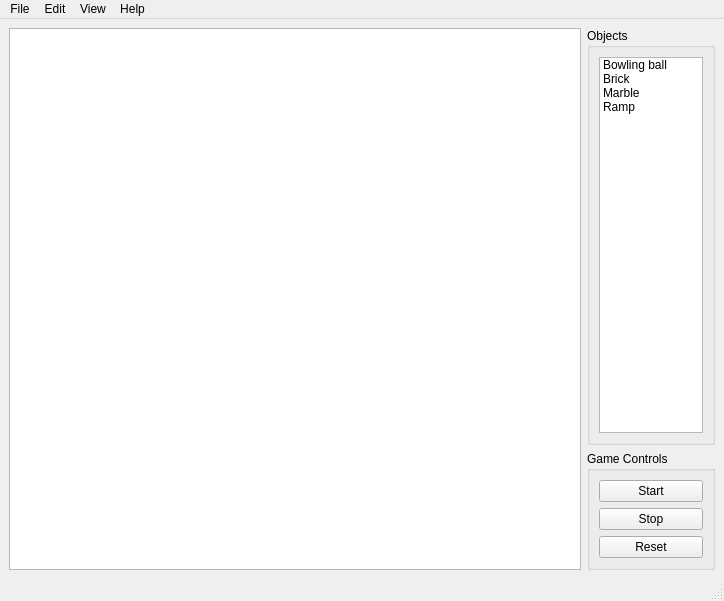
This is src/view/MainWindow.ui in the-butterfly-effect/tbe as Qt 5 draws it before an edit. The edited form follows.
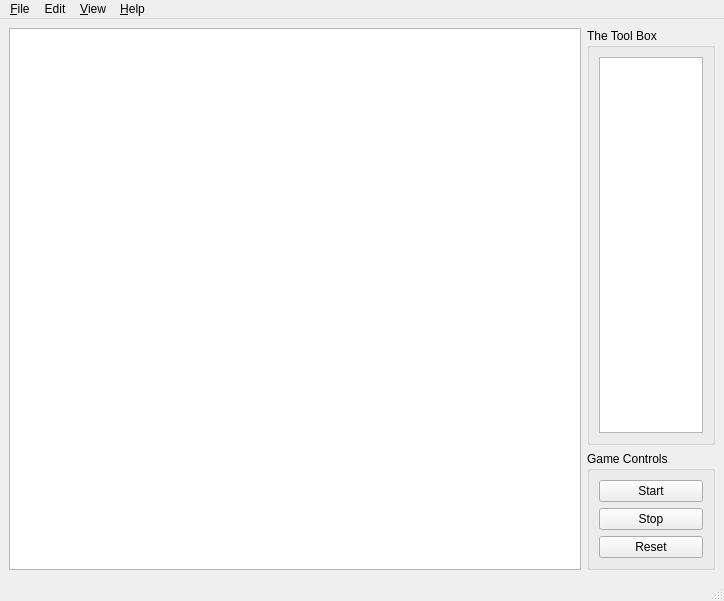
This is the edited form.

Commit message: mainwindow menu actions File>Quit and Help>About now work.

```diff
--- a/src/view/MainWindow.ui
+++ b/src/view/MainWindow.ui
@@ -37,7 +37,7 @@
        </size>
       </property>
       <property name="title">
-       <string>Objects</string>
+       <string>The Tool Box</string>
       </property>
       <layout class="QVBoxLayout" name="verticalLayout">
        <item>
@@ -54,26 +54,6 @@
            <height>16777215</height>
           </size>
          </property>
-         <item>
-          <property name="text">
-           <string>Bowling ball</string>
-          </property>
-         </item>
-         <item>
-          <property name="text">
-           <string>Brick</string>
-          </property>
-         </item>
-         <item>
-          <property name="text">
-           <string>Marble</string>
-          </property>
-         </item>
-         <item>
-          <property name="text">
-           <string>Ramp</string>
-          </property>
-         </item>
         </widget>
        </item>
       </layout>
@@ -134,7 +114,7 @@
    </property>
    <widget class="QMenu" name="menuFile">
     <property name="title">
-     <string>File</string>
+     <string>&amp;File</string>
     </property>
     <addaction name="actionOpen_savegame"/>
     <addaction name="actionSave"/>
@@ -152,13 +132,13 @@
    </widget>
    <widget class="QMenu" name="menuHelp">
     <property name="title">
-     <string>Help</string>
+     <string>&amp;Help</string>
     </property>
     <addaction name="actionAbout"/>
    </widget>
    <widget class="QMenu" name="menuView">
     <property name="title">
-     <string>View</string>
+     <string>&amp;View</string>
     </property>
     <addaction name="actionZoom_In"/>
     <addaction name="actionZoom_Out"/>
```
Left out of the diff: 45 changed lines with no effect on the pictures. The commit also changes 2 other files.
